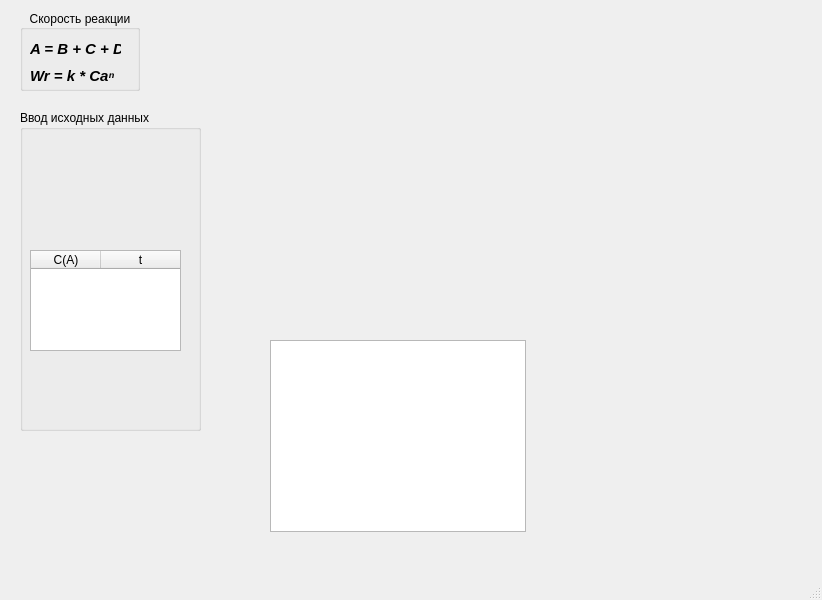
First picture: the form in mainwindow.ui, repository 3ANov/QtKineticsModeling, before the edit.
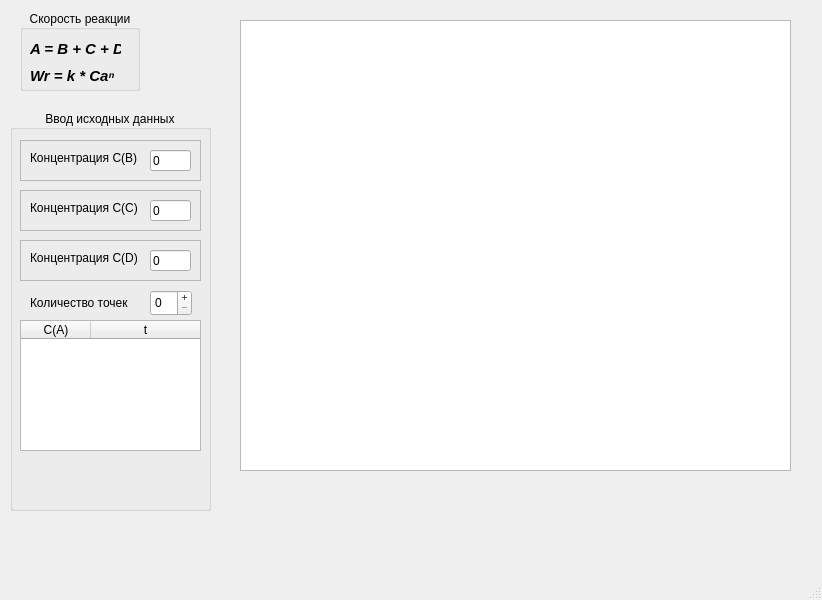
Second picture: the form after the edit.

```diff
--- a/mainwindow.ui
+++ b/mainwindow.ui
@@ -80,15 +80,18 @@
    <widget class="QGroupBox" name="inputValuesGroupBox">
     <property name="geometry">
      <rect>
-      <x>20</x>
+      <x>10</x>
       <y>110</y>
-      <width>181</width>
-      <height>321</height>
+      <width>201</width>
+      <height>401</height>
      </rect>
     </property>
     <property name="title">
      <string>Ввод исходных данных</string>
     </property>
+    <property name="alignment">
+     <set>Qt::AlignCenter</set>
+    </property>
     <widget class="QTableWidget" name="tableWidget">
      <property name="enabled">
       <bool>true</bool>
@@ -96,9 +99,9 @@
      <property name="geometry">
       <rect>
        <x>10</x>
-       <y>140</y>
-       <width>151</width>
-       <height>101</height>
+       <y>210</y>
+       <width>181</width>
+       <height>131</height>
       </rect>
      </property>
      <property name="sizePolicy">
@@ -139,14 +142,187 @@
       </property>
      </column>
     </widget>
+    <widget class="QLineEdit" name="conBLineEdit">
+     <property name="geometry">
+      <rect>
+       <x>140</x>
+       <y>40</y>
+       <width>41</width>
+       <height>21</height>
+      </rect>
+     </property>
+     <property name="text">
+      <string>0</string>
+     </property>
+    </widget>
+    <widget class="QFrame" name="frame">
+     <property name="geometry">
+      <rect>
+       <x>10</x>
+       <y>30</y>
+       <width>181</width>
+       <height>41</height>
+      </rect>
+     </property>
+     <property name="styleSheet">
+      <string notr="true">border-color: qradialgradient(spread:pad, cx:0.5, cy:0.5, radius:0.5, fx:0.5, fy:0.5, stop:0 rgba(0, 0, 0, 0), stop:0.52 rgba(0, 0, 0, 0), stop:0.565 rgba(82, 121, 76, 33), stop:0.65 rgba(159, 235, 148, 64), stop:0.721925 rgba(255, 238, 150, 129), stop:0.77 rgba(255, 128, 128, 204), stop:0.89 rgba(191, 128, 255, 64), stop:1 rgba(0, 0, 0, 0));</string>
+     </property>
+     <property name="frameShape">
+      <enum>QFrame::StyledPanel</enum>
+     </property>
+     <property name="frameShadow">
+      <enum>QFrame::Raised</enum>
+     </property>
+     <widget class="QLabel" name="label">
+      <property name="geometry">
+       <rect>
+        <x>10</x>
+        <y>10</y>
+        <width>121</width>
+        <height>16</height>
+       </rect>
+      </property>
+      <property name="text">
+       <string>Концентрация C(B)</string>
+      </property>
+     </widget>
+    </widget>
+    <widget class="QLineEdit" name="conCLineEdit">
+     <property name="geometry">
+      <rect>
+       <x>140</x>
+       <y>90</y>
+       <width>41</width>
+       <height>21</height>
+      </rect>
+     </property>
+     <property name="text">
+      <string>0</string>
+     </property>
+    </widget>
+    <widget class="QFrame" name="frame_2">
+     <property name="geometry">
+      <rect>
+       <x>10</x>
+       <y>80</y>
+       <width>181</width>
+       <height>41</height>
+      </rect>
+     </property>
+     <property name="frameShape">
+      <enum>QFrame::StyledPanel</enum>
+     </property>
+     <property name="frameShadow">
+      <enum>QFrame::Raised</enum>
+     </property>
+     <widget class="QLabel" name="label_2">
+      <property name="geometry">
+       <rect>
+        <x>10</x>
+        <y>10</y>
+        <width>121</width>
+        <height>16</height>
+       </rect>
+      </property>
+      <property name="text">
+       <string>Концентрация C(C)</string>
+      </property>
+     </widget>
+    </widget>
+    <widget class="QLineEdit" name="conDLineEdit">
+     <property name="geometry">
+      <rect>
+       <x>140</x>
+       <y>140</y>
+       <width>41</width>
+       <height>21</height>
+      </rect>
+     </property>
+     <property name="text">
+      <string>0</string>
+     </property>
+     <property name="alignment">
+      <set>Qt::AlignLeading|Qt::AlignLeft|Qt::AlignVCenter</set>
+     </property>
+    </widget>
+    <widget class="QFrame" name="frame_3">
+     <property name="geometry">
+      <rect>
+       <x>10</x>
+       <y>130</y>
+       <width>181</width>
+       <height>41</height>
+      </rect>
+     </property>
+     <property name="frameShape">
+      <enum>QFrame::StyledPanel</enum>
+     </property>
+     <property name="frameShadow">
+      <enum>QFrame::Raised</enum>
+     </property>
+     <widget class="QLabel" name="label_3">
+      <property name="geometry">
+       <rect>
+        <x>10</x>
+        <y>10</y>
+        <width>121</width>
+        <height>16</height>
+       </rect>
+      </property>
+      <property name="text">
+       <string>Концентрация C(D)</string>
+      </property>
+     </widget>
+    </widget>
+    <widget class="QSpinBox" name="countRowSpinBox">
+     <property name="geometry">
+      <rect>
+       <x>140</x>
+       <y>180</y>
+       <width>42</width>
+       <height>26</height>
+      </rect>
+     </property>
+     <property name="toolTipDuration">
+      <number>-1</number>
+     </property>
+     <property name="buttonSymbols">
+      <enum>QAbstractSpinBox::PlusMinus</enum>
+     </property>
+     <property name="correctionMode">
+      <enum>QAbstractSpinBox::CorrectToPreviousValue</enum>
+     </property>
+    </widget>
+    <widget class="QLabel" name="label_4">
+     <property name="geometry">
+      <rect>
+       <x>20</x>
+       <y>180</y>
+       <width>111</width>
+       <height>25</height>
+      </rect>
+     </property>
+     <property name="text">
+      <string>Количество точек</string>
+     </property>
+    </widget>
+    <zorder>frame</zorder>
+    <zorder>tableWidget</zorder>
+    <zorder>conBLineEdit</zorder>
+    <zorder>conCLineEdit</zorder>
+    <zorder>frame_2</zorder>
+    <zorder>conDLineEdit</zorder>
+    <zorder>frame_3</zorder>
+    <zorder>countRowSpinBox</zorder>
+    <zorder>label_4</zorder>
    </widget>
    <widget class="QGraphicsView" name="graphicsView">
     <property name="geometry">
      <rect>
-      <x>270</x>
-      <y>340</y>
-      <width>256</width>
-      <height>192</height>
+      <x>240</x>
+      <y>20</y>
+      <width>551</width>
+      <height>451</height>
      </rect>
     </property>
    </widget>
```
